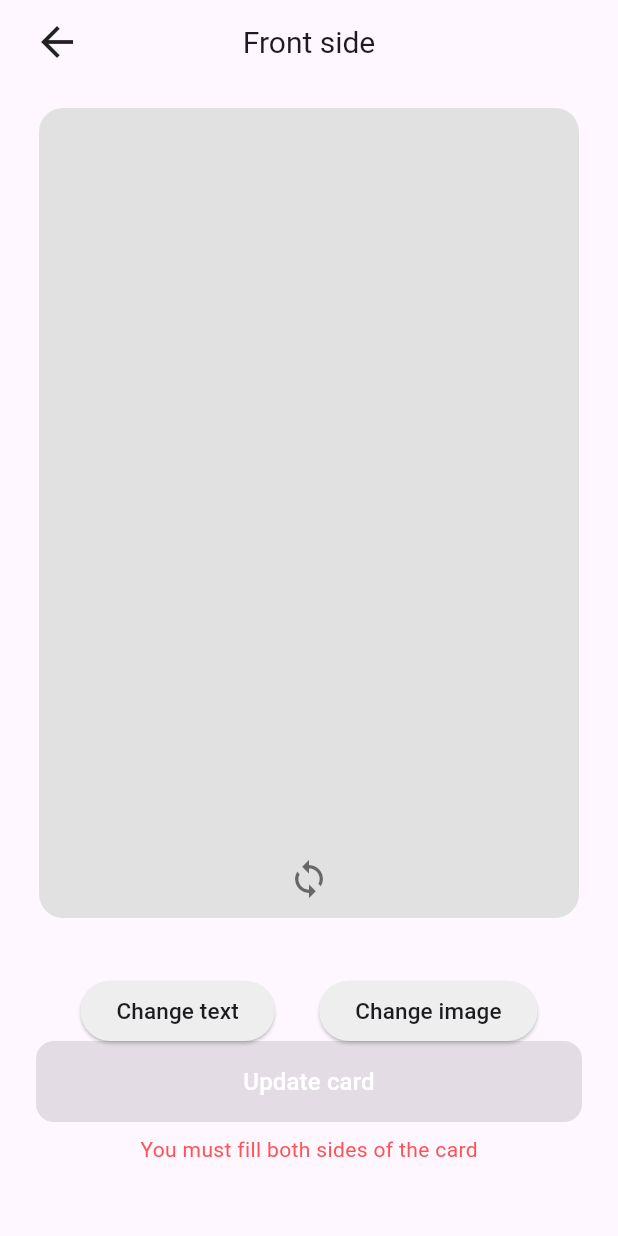
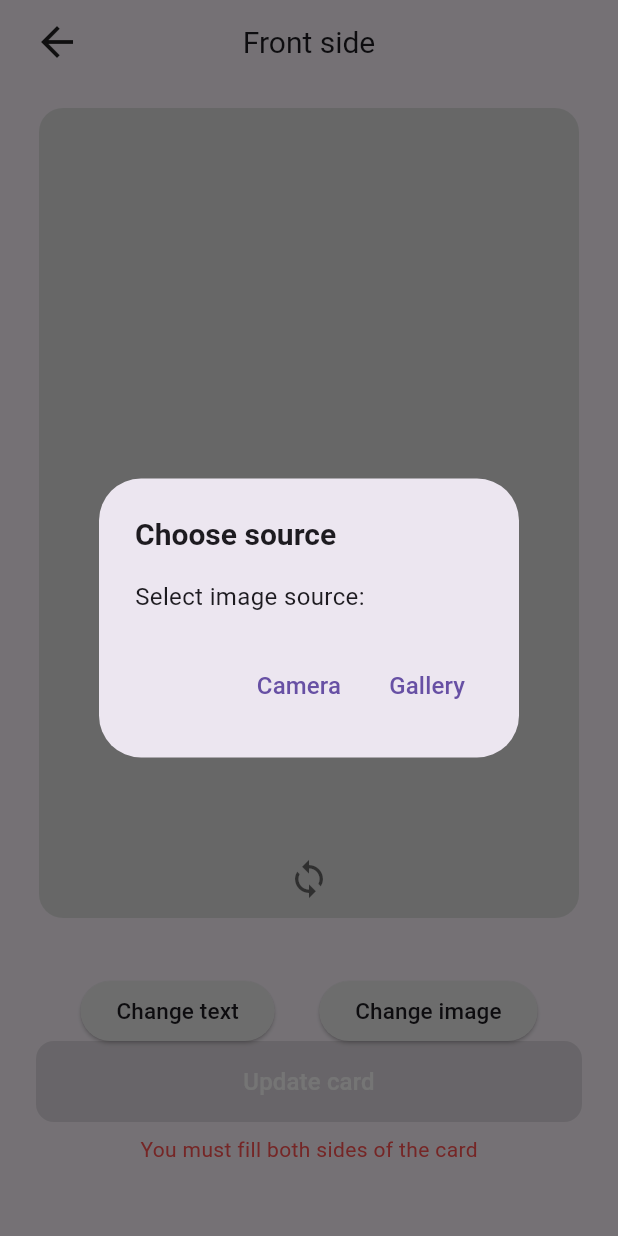
Before and after one commit to RomanSkurak/FrontEnd-MTAA, a Flutter app: the NewCardScreenContent screen opened directly with empty values, after a tap on "Change image", on a phone screen of 412 x 824 dp. Run offline on Flutter 3.47's test engine with Material 3 defaults, Android fonts, the phone set to English and light mode, and no system bars; our stand-ins replace connectivity_plus, firebase_analytics, firebase_core, firebase_crashlytics, firebase_messaging, flutter_local_notifications and 7 more; missing offline and left inert: workmanager; accounts and stored records are empty; network calls fail.

Commit message:
pridana funkcionalita kamery

```diff
--- a/frontend/lib/edit_card_screen.dart
+++ b/frontend/lib/edit_card_screen.dart
@@ -270,24 +270,73 @@ class _EditCardScreenState extends State<EditCardScreen>
 
   Future<void> _pickImage() async {
     if (isPickingImage) return;
-
     setState(() => isPickingImage = true);
 
-    final status = await Permission.photos.request();
-    final androidStatus = await Permission.storage.request();
+    final isLargeText = MyApp.of(context)?.isLargeText ?? false;
 
-    if (!status.isGranted && !androidStatus.isGranted) {
+    try {
+      final ImageSource? source = await showDialog<ImageSource>(
+        context: context,
+        builder: (ctx) => AlertDialog(
+          title: Text(
+            'Choose source',
+            style: TextStyle(
+              fontSize: isLargeText ? 26 : 20,
+              fontWeight: FontWeight.bold,
+            ),
+          ),
+          content: Text(
+            'Select image source:',
+            style: TextStyle(fontSize: isLargeText ? 22 : 16),
+          ),
+          actions: [
+            TextButton(
+              onPressed: () => Navigator.pop(ctx, ImageSource.camera),
+              child: Text('Camera',
+                  style: TextStyle(fontSize: isLargeText ? 24 : 16)),
+            ),
+            TextButton(
+              onPressed: () => Navigator.pop(ctx, ImageSource.gallery),
+              child: Text('Gallery',
+                  style: TextStyle(fontSize: isLargeText ? 24 : 16)),
+            ),
+          ],
+        ),
+      );
+
+      if (source == null) {
         setState(() => isPickingImage = false);
+        return;
+      }
+
+      bool granted = false;
+
+      if (source == ImageSource.camera) {
+        granted = await Permission.camera.request().isGranted;
+      } else {
+        if (await Permission.photos.request().isGranted) {
+          granted = true;
+        } else if (await Permission.storage.request().isGranted) {
+          granted = true;
+        }
+      }
+
+      if (!granted) {
         ScaffoldMessenger.of(context).showSnackBar(
-        const SnackBar(content: Text('Permission to access gallery denied')),
+          SnackBar(
+            content: Text(
+              'Permission denied for ${source == ImageSource.camera ? 'camera' : 'gallery'}',
+              style: TextStyle(fontSize: isLargeText ? 20 : 16),
+            ),
+          ),
         );
         return;
       }
 
-    try {
-      final XFile? image = await _picker.pickImage(source: ImageSource.gallery);
-      if (image != null) {
-        final bytes = await image.readAsBytes();
+      final XFile? picked = await _picker.pickImage(source: source);
+      if (picked == null) return;
+
+      final bytes = await picked.readAsBytes();
       setState(() {
         if (isFrontSide) {
           frontImage = bytes;
@@ -297,13 +346,22 @@ class _EditCardScreenState extends State<EditCardScreen>
           backText = '';
         }
       });
-      }
     } catch (e) {
       debugPrint('Image picking failed: $e');
+      ScaffoldMessenger.of(context).showSnackBar(
+        SnackBar(
+          content: Text(
+            'Failed to pick image',
+            style: TextStyle(fontSize: isLargeText ? 20 : 16),
+          ),
+        ),
+      );
     } finally {
       setState(() => isPickingImage = false);
     }
   }
+
+
 
   Future<void> _confirmAndDeleteCard() async {
     final shouldDelete = await showDialog<bool>(
--- a/frontend/lib/edit_set_screen.dart
+++ b/frontend/lib/edit_set_screen.dart
@@ -281,7 +281,7 @@ class _EditSetScreenState extends State<EditSetScreen> {
                             if (!mounted) return;
 
                             if (result == 'deleted') {
-                              await _loadFlashcards(); // odstránenie už riešiš
+                              await _loadFlashcards();
                               ScaffoldMessenger.of(context).showSnackBar(
                                 const SnackBar(content: Text('Card was deleted')),
                               );
--- a/frontend/lib/home_screen.dart
+++ b/frontend/lib/home_screen.dart
@@ -29,11 +29,11 @@ class _HomeScreenState extends State<HomeScreen> {
     });
 
     socket.onConnect((_) {
-      print('✅ Pripojený na WebSocket');
+      print('Pripojeny na WebSocket');
     });
 
     socket.on('newPublicSet', (data) {
-      print('📬 Prišla realtime sada: ${data['title']}');
+      print('📬 Prisla realtime sada: ${data['title']}');
 
       final context = navigatorKey.currentContext;
       if (context != null) {
@@ -137,7 +137,7 @@ class _HomeScreenState extends State<HomeScreen> {
     final local =
         box.values.toList()..sort(
           (a, b) => b.createdAt.compareTo(a.createdAt),
-        ); // zoradenie zostupne
+        );
 
     setState(() {
       recentlyAdded =
--- a/frontend/lib/list_sets_screen.dart
+++ b/frontend/lib/list_sets_screen.dart
@@ -42,7 +42,7 @@ class _ListOfSetsScreenState extends State<ListOfSetsScreen> {
 
     if (online) {
       try {
-        debugPrint('🌐 Online – sťahujem zo servera');
+        debugPrint('Online – stahujem zo servera');
         final remoteSets = await ApiService().fetchSets()
         ..sort((a, b) => b.createdAt.compareTo(a.createdAt));
         await box.clear();
@@ -77,11 +77,11 @@ class _ListOfSetsScreenState extends State<ListOfSetsScreen> {
 
         setState(() => _sets = remoteSets);
       } catch (e) {
-        debugPrint('❌  Chyba pri sťahovaní: $e');
+        debugPrint('Chyba pri stahovani: $e');
         _loadFromHive(box);
       }
     } else {
-      debugPrint('📴 Offline – načítavam z Hive');
+      debugPrint('Offline – nacitavam z Hive');
       _loadFromHive(box);
     }
 
--- a/frontend/lib/new_card_screen.dart
+++ b/frontend/lib/new_card_screen.dart
@@ -167,40 +167,88 @@ class _NewCardScreenContentState extends State<NewCardScreenContent>
 
   Future<void> _pickImage() async {
     if (isPickingImage) return;
-
     setState(() => isPickingImage = true);
 
-    final status = await Permission.photos.request();
-    final androidStatus = await Permission.storage.request();
+    final isLargeText = MyApp.of(context)?.isLargeText ?? false;
 
-    if (!status.isGranted && !androidStatus.isGranted) {
+    final ImageSource? source = await showDialog<ImageSource>(
+      context: context,
+      builder: (ctx) => AlertDialog(
+        title: Text('Choose source',
+            style: TextStyle(fontSize: isLargeText ? 26 : 20, fontWeight: FontWeight.bold)),
+        content: Text('Select image source:',
+            style: TextStyle(fontSize: isLargeText ? 22 : 16)),
+        actions: [
+          TextButton(
+            onPressed: () => Navigator.pop(ctx, ImageSource.camera),
+            child: Text('Camera', style: TextStyle(fontSize: isLargeText ? 24 : 16)),
+          ),
+          TextButton(
+            onPressed: () => Navigator.pop(ctx, ImageSource.gallery),
+            child: Text('Gallery', style: TextStyle(fontSize: isLargeText ? 24 : 16)),
+          ),
+        ],
+      ),
+    );
+
+    if (source == null) {
       setState(() => isPickingImage = false);
+      return;
+    }
+
+    bool granted = false;
+    if (source == ImageSource.camera) {
+      granted = await Permission.camera.request().isGranted;
+    } else {
+      if (await Permission.photos.request().isGranted) {
+        granted = true;
+      } else if (await Permission.mediaLibrary.request().isGranted) {
+        granted = true;
+      } else if (await Permission.storage.request().isGranted) {
+        granted = true;
+      }
+    }
+
+    if (!granted) {
       ScaffoldMessenger.of(context).showSnackBar(
-        const SnackBar(content: Text('Permission to access gallery denied')),
+        SnackBar(
+          content: Text(
+            'Permission denied for ${source == ImageSource.camera ? 'camera' : 'gallery'}',
+            style: TextStyle(fontSize: isLargeText ? 20 : 16),
+          ),
+        ),
       );
+      setState(() => isPickingImage = false);
       return;
     }
 
     try {
-      final XFile? image = await _picker.pickImage(source: ImageSource.gallery);
+      final XFile? image = await _picker.pickImage(source: source);
       if (image != null) {
         final bytes = await image.readAsBytes();
         setState(() {
           if (isFrontSide) {
             frontImage = bytes;
-            frontText = '';
+            frontText  = '';
           } else {
-            backImage = bytes;
-            backText = '';
+            backImage  = bytes;
+            backText   = '';
           }
         });
       }
     } catch (e) {
       debugPrint('Image picking failed: $e');
+      ScaffoldMessenger.of(context).showSnackBar(
+        SnackBar(
+          content: Text('Failed to pick image',
+              style: TextStyle(fontSize: isLargeText ? 20 : 16)),
+        ),
+      );
     } finally {
       setState(() => isPickingImage = false);
     }
   }
+
 
 
   @override
--- a/frontend/lib/setting_screen.dart
+++ b/frontend/lib/setting_screen.dart
@@ -1,7 +1,7 @@
 import 'package:flutter/material.dart';
 import 'api_service.dart';
 import 'login_screen.dart';
-import 'main.dart'; // 👈 pridáme import kvôli MyApp.of(context)
+import 'main.dart';
 
 class SettingScreen extends StatefulWidget {
   const SettingScreen({super.key});
```
Also changed, not shown: frontend/lib/learning_screen.dart (+5 -6 lines), 1 other file. Lines whose indentation alone changed are shown as unchanged.
